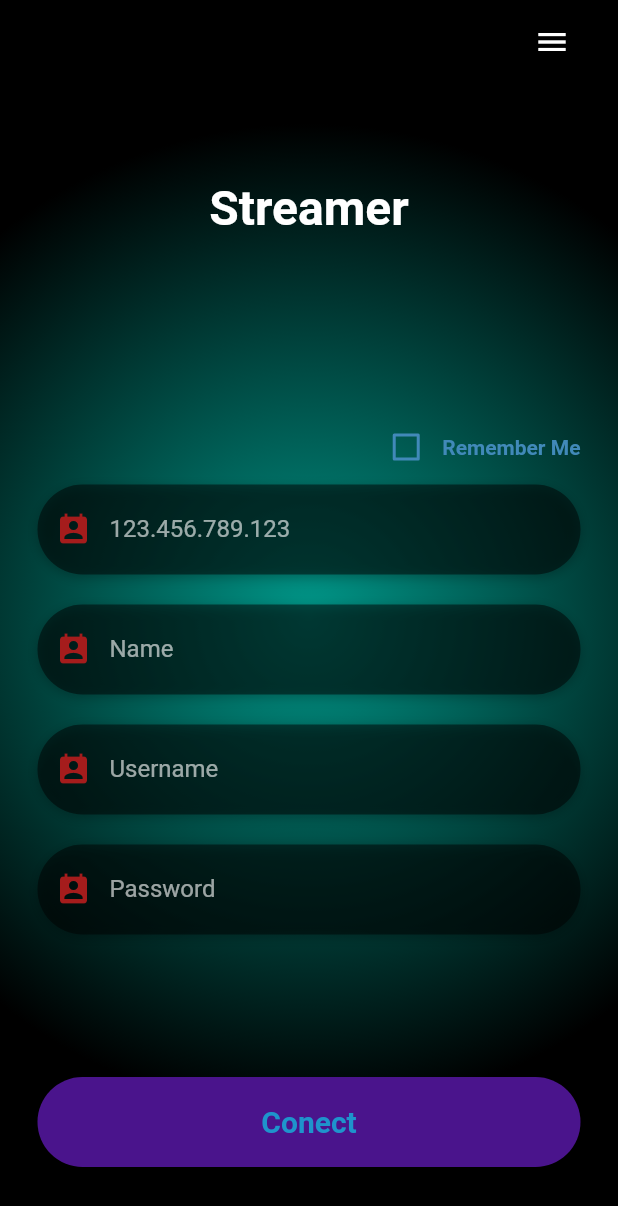
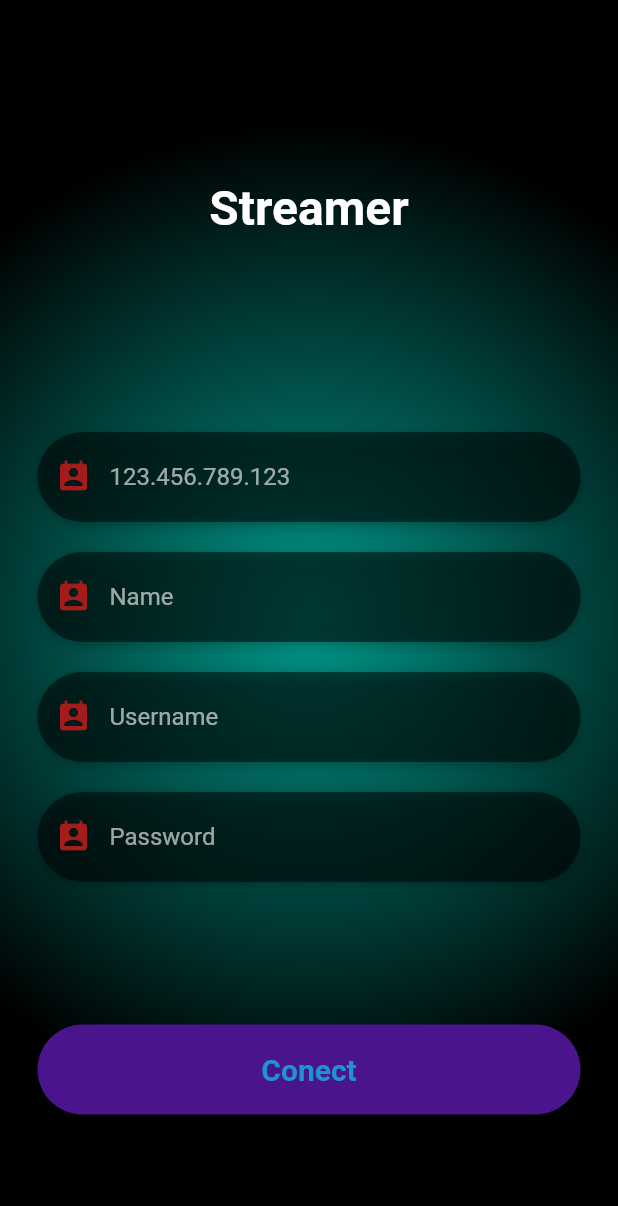
Before and after one commit to sapoepsilon/streamer, a Flutter app: the screen it shows after launch, on a phone screen of 412 x 824 dp. Shown: the top 1206 px of the screen. Run offline on Flutter 3.47's test engine with Material 2 defaults, Android fonts, the phone set to English and light mode, and no system bars; our stand-ins replace audio_service, flutter_cache_manager, just_audio, shared_preferences; missing offline and left inert: pedantic.

Commit message:
resolve conflicts

```diff
--- a/lib/login.dart
+++ b/lib/login.dart
@@ -21,53 +21,10 @@ class _Login extends State<Login> {
   String _server = "";
   String _username = "";
   String _password = "";
-  bool isRemeberMe = false;
-  GlobalKey<ScaffoldState> scaffoldKey = GlobalKey<ScaffoldState>();
 
   @override
   Widget build(BuildContext context) {
     return Scaffold(
-      key: scaffoldKey,
-      floatingActionButton: FloatingActionButton(
-        child: Icon(Icons.menu),
-        onPressed: () {
-          scaffoldKey.currentState?.openEndDrawer();
-        },
-        backgroundColor: Colors.transparent,
-      ),
-      floatingActionButtonLocation: FloatingActionButtonLocation.endTop,
-      endDrawer: Drawer(
-        backgroundColor: Color.fromARGB(156, 0, 0, 0),
-        child: Column(
-            // I was thinking of using a listview.builder just in case the user have more servers.
-            children: [
-              DrawerHeader(
-                child: Image.asset("assets/pato2.png"),
-              ),
-              Container(
-                height: 60,
-                width: double.infinity,
-                child: ElevatedButton(
-                  onPressed: () {
-                    Navigator.pushNamed(context, "/Sonds_List");
-                  },
-                  style: ElevatedButton.styleFrom(
-                      minimumSize: const Size(80, 60),
-                      backgroundColor: Color.fromARGB(255, 20, 122, 140),
-                      shape: RoundedRectangleBorder(
-                          borderRadius: BorderRadius.circular(45))),
-                  child: const Text(
-                    "Songs List -- Change Later",
-                    style: TextStyle(
-                      color: Color.fromARGB(222, 24, 167, 214),
-                      fontSize: 20,
-                      fontWeight: FontWeight.bold,
-                    ),
-                  ),
-                ),
-              )
-            ]),
-      ),
       body: AnnotatedRegion<SystemUiOverlayStyle>(
         value: SystemUiOverlayStyle.light,
         child: GestureDetector(
@@ -99,8 +56,6 @@ class _Login extends State<Login> {
                             fontWeight: FontWeight.bold),
                       ),
                       const SizedBox(height: 130),
-                      rememberMe(),
-                      const SizedBox(height: 15),
                       server(),
                       const SizedBox(height: 20),
                       name(),
@@ -119,35 +74,6 @@ class _Login extends State<Login> {
           ),
         ),
       ),
-    );
-  }
-
-  Widget rememberMe() {
-    return Container(
-      height: 20,
-      child: Row(mainAxisAlignment: MainAxisAlignment.end, children: <Widget>[
-        Theme(
-          data: ThemeData(
-            unselectedWidgetColor: Color.fromARGB(255, 65, 137, 185),
-          ),
-          child: Checkbox(
-            value: isRemeberMe,
-            checkColor: Colors.red,
-            activeColor: Color.fromARGB(255, 65, 137, 185),
-            onChanged: (value) {
-              setState(() {
-                isRemeberMe = value!;
-              });
-            },
-          ),
-        ),
-        Text(
-          "Remember Me",
-          style: TextStyle(
-              color: Color.fromARGB(255, 65, 137, 185),
-              fontWeight: FontWeight.bold),
-        ),
-      ]),
     );
   }
 
--- a/lib/main.dart
+++ b/lib/main.dart
@@ -1,6 +1,6 @@
 import 'package:flutter/material.dart';
 import 'login.dart';
-import "pages/Songs_List.dart";
+
 
 void main() {
   runApp(const MyApp());
@@ -11,15 +11,10 @@ class MyApp extends StatelessWidget {
 
   @override
   Widget build(BuildContext context) {
-    return MaterialApp(
+    return const MaterialApp(
       title: "Login",
       debugShowCheckedModeBanner: false,
-      // home: Login(),
-      initialRoute: "/",
-      routes: {
-        "/": (BuildContext context) => Login(),
-        "/Sonds_List": (BuildContext context) => SongsList(),
-      },
+      home: Login(),
     );
   }
 }
```
